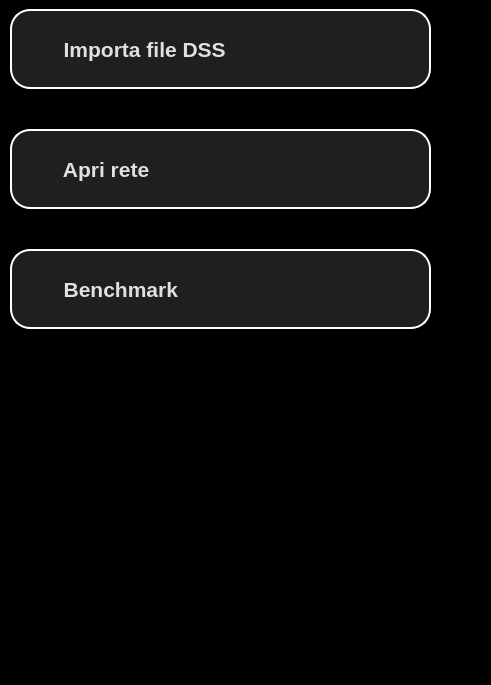
This is UI/start_wgt.ui in AntonioRIcca/ARStool as Qt 5 draws it before an edit. The edited form follows.
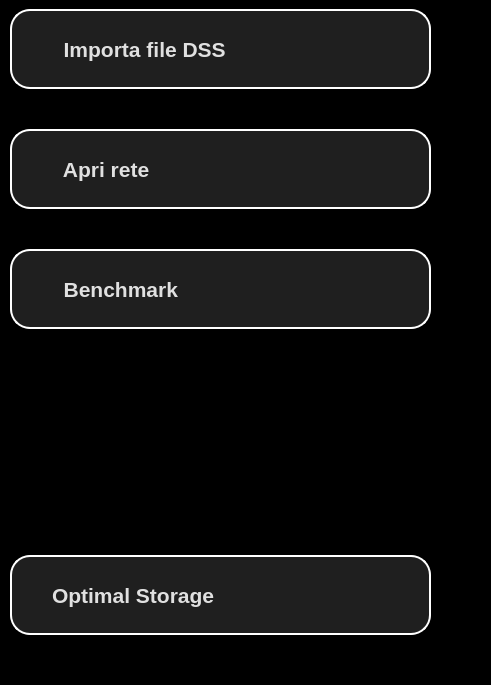
This is the edited form. Icons and pictures are not drawn.

```diff
--- a/UI/start_wgt.ui
+++ b/UI/start_wgt.ui
@@ -189,6 +189,48 @@
       </property>
      </spacer>
     </item>
+    <item>
+     <widget class="QPushButton" name="optStorBtn">
+      <property name="minimumSize">
+       <size>
+        <width>0</width>
+        <height>80</height>
+       </size>
+      </property>
+      <property name="maximumSize">
+       <size>
+        <width>16777215</width>
+        <height>16777215</height>
+       </size>
+      </property>
+      <property name="font">
+       <font>
+        <pointsize>16</pointsize>
+        <weight>75</weight>
+        <bold>true</bold>
+       </font>
+      </property>
+      <property name="styleSheet">
+       <string notr="true"/>
+      </property>
+      <property name="text">
+       <string>Optimal Storage</string>
+      </property>
+      <property name="icon">
+       <iconset resource="_resources/resources.qrc">
+        <normaloff>:/icons/icons/Storage.png</normaloff>:/icons/icons/Storage.png</iconset>
+      </property>
+      <property name="iconSize">
+       <size>
+        <width>50</width>
+        <height>50</height>
+       </size>
+      </property>
+      <property name="flat">
+       <bool>false</bool>
+      </property>
+     </widget>
+    </item>
    </layout>
   </widget>
  </widget>
```
